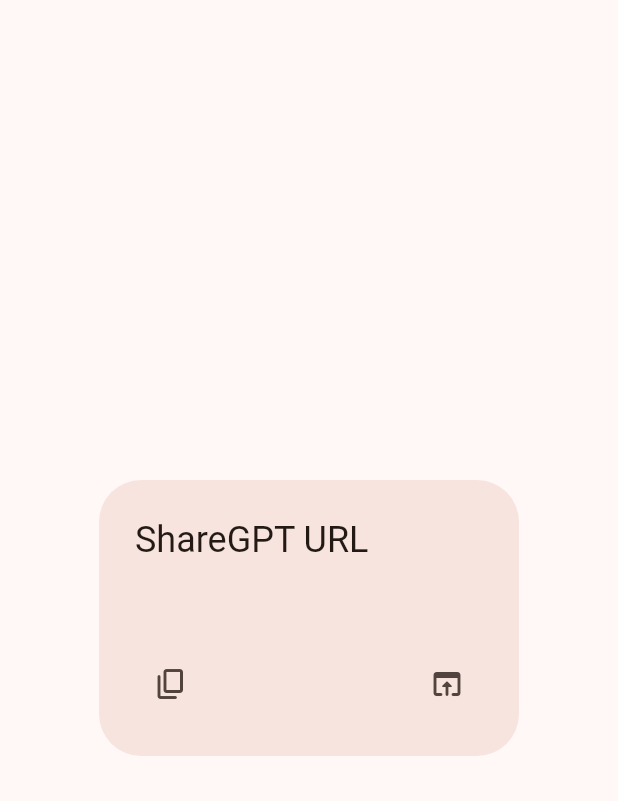
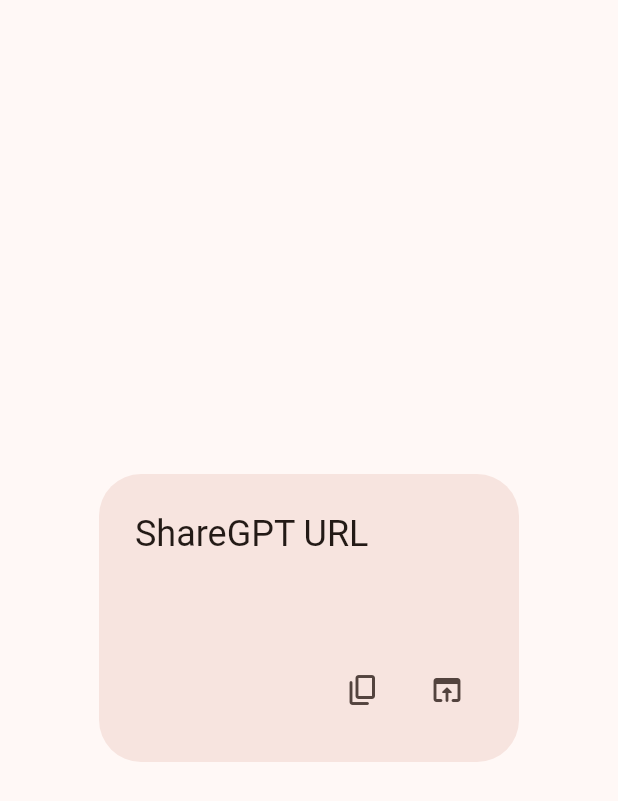
Before and after one commit to PeronGH/sydney_webui, a Flutter app: the ShareConversationDialog widget shown alone on an empty page, opened directly, on a phone screen of 412 x 824 dp. Shown: the top 801 px of the screen. Run offline on Flutter 3.47's test engine with Material 3 defaults, Android fonts, the light colour scheme and no system bars; our stand-ins replace file_picker, flutter_markdown, get, get_storage, google_fonts; missing offline and left inert: dart:html, flutter_highlighter, flutter_markdown_latex, markdown, pasteboard; accounts and stored records are empty.

Commit message:
refactor: more idiomatic dialog

```diff
--- a/lib/widgets/share_conversation_dialog.dart
+++ b/lib/widgets/share_conversation_dialog.dart
@@ -12,13 +12,8 @@
   Widget build(BuildContext context) {
     return AlertDialog(
       title: const Text("ShareGPT URL"),
-      content: SingleChildScrollView(
-        child: ListBody(children: [
-          SelectableText(shareGptUrl),
-          const SizedBox(height: 16),
-          Row(
-            mainAxisAlignment: MainAxisAlignment.spaceBetween,
-            children: [
+      content: SelectableText(shareGptUrl),
+      actions: [
         IconButton(
           icon: const Icon(Icons.copy_rounded),
           onPressed: () => copyContent(shareGptUrl),
@@ -30,9 +25,6 @@
           tooltip: "Open URL",
         )
       ],
-          )
-        ]),
-      ),
     );
   }
 }
```
Lines whose indentation alone changed are shown as unchanged.
